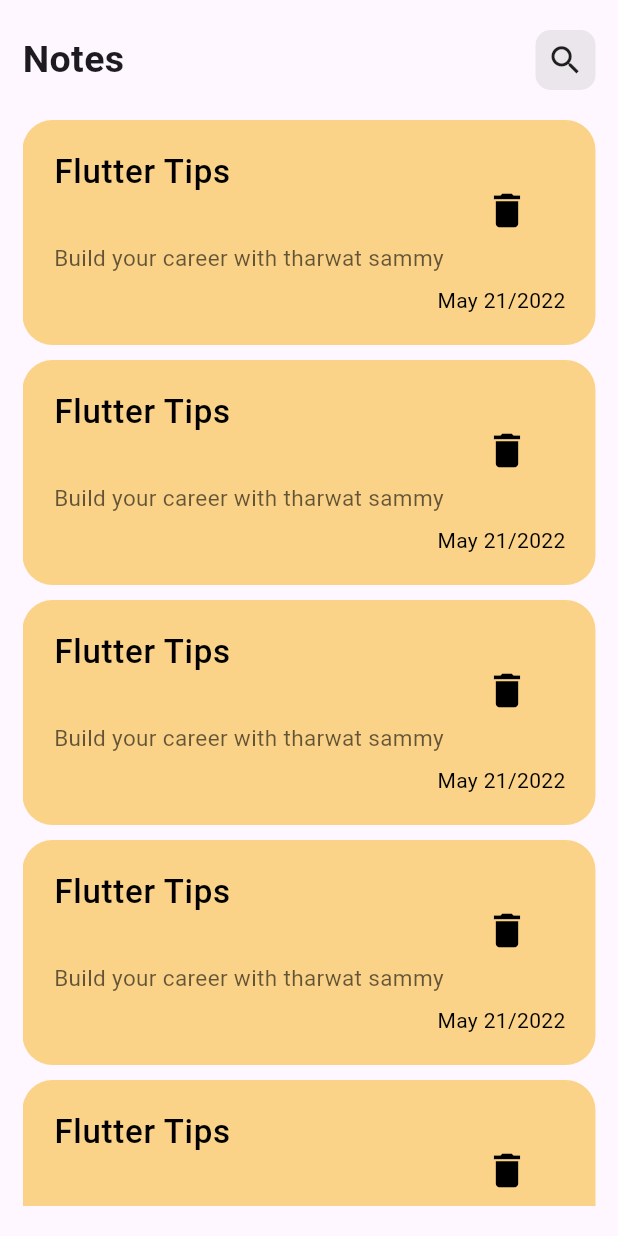
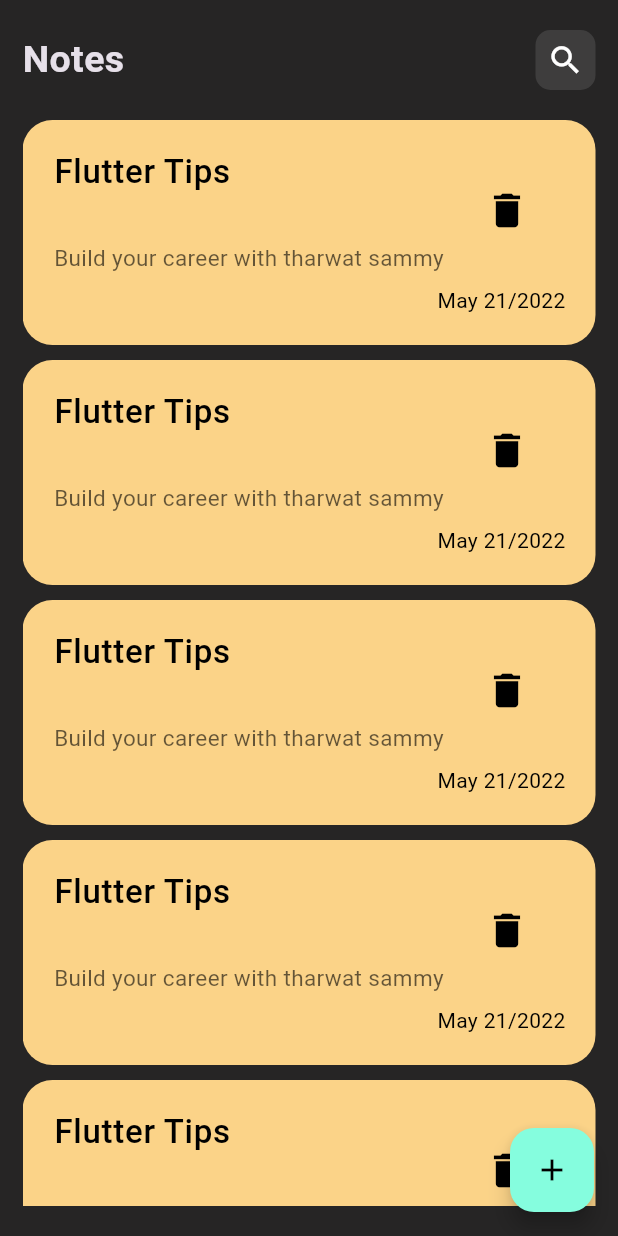
Before and after one commit to AbdulrahmanAlShaweesh/Flutter-Note-App, a Flutter app: the screen it shows after launch, on a phone screen of 412 x 824 dp. Run offline on Flutter 3.47's test engine with Material 3 defaults, Android fonts, the phone set to English and light mode, and no system bars.

Commit message:
added floating action buttom

```diff
--- a/lib/main.dart
+++ b/lib/main.dart
@@ -13,6 +13,10 @@
   @override
   Widget build(BuildContext context) {
     return MaterialApp(
+      theme: ThemeData(
+        brightness: Brightness.dark,
+        scaffoldBackgroundColor: Color.fromARGB(255, 38, 37, 37),
+      ),
       debugShowCheckedModeBanner: false,
       routes: {
         HomeScreen.id: (context) => const HomeScreen(),
--- a/lib/views/home_screen.dart
+++ b/lib/views/home_screen.dart
@@ -7,9 +7,17 @@
 
   @override
   Widget build(BuildContext context) {
-    return const Scaffold(
-      body: SafeArea(
+    return Scaffold(
+      body: const SafeArea(
         child: CustomNoteViewBody(),
+      ),
+      floatingActionButton: FloatingActionButton(
+        backgroundColor: Color(0xFF85fdde),
+        child: const Icon(
+          Icons.add,
+          color: Colors.black,
+        ),
+        onPressed: () {},
       ),
     );
   }
```
